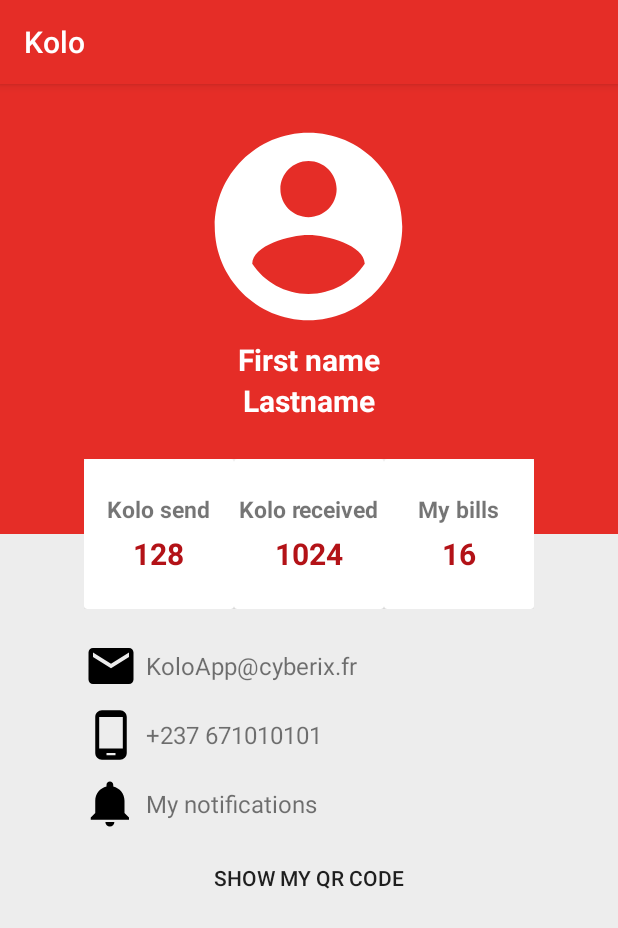
After one commit to HaroldMT/KoloAndroid, an Android app: the KoloUserProfilActivity screen opened directly, with no data from a screen before it, on a phone screen of 412 x 824 dp. The commit adds this screen. Shown: the top 928 px of the screen. Run offline under Robolectric (Android 15) with nearby library versions, the phone set to English and light mode, and no system bars.

Commit message:
Emmanuel -Profil layout -QR code generator -Drawer header modification

```diff
--- a/app/src/main/java/fr/cyberix/kolo/DashboardActivity.java
+++ b/app/src/main/java/fr/cyberix/kolo/DashboardActivity.java
@@ -17,7 +17,7 @@ import android.view.View;
 
 public class DashboardActivity extends AppCompatActivity implements View.OnClickListener {
 
-    private CardView cardKoloRetrieve, cardKoloTransfer, cardKoloPayement;
+    private CardView cardKoloRetrieve, cardKoloTransfer, cardKoloPayement, cardDashDrawer;
     private DrawerLayout drawerLayout;
     private ActionBarDrawerToggle toggle;
     @Override
@@ -29,11 +29,13 @@ public class DashboardActivity extends AppCompatActivity implements View.OnClick
         cardKoloRetrieve = findViewById(R.id.card_view_kolo_retrait);
         cardKoloTransfer = findViewById(R.id.card_view_kolo_tranfer);
         cardKoloPayement = findViewById(R.id.card_view_kolo_payement);
+        cardDashDrawer = findViewById(R.id.card_dash_drawheader);
 
         //Click listeners to cards
         cardKoloRetrieve.setOnClickListener(this);
         cardKoloPayement.setOnClickListener(this);
         cardKoloTransfer.setOnClickListener(this);
+        cardDashDrawer.setOnClickListener(this);
 
 
         //Drawer animation and toggle
@@ -112,9 +114,10 @@ public class DashboardActivity extends AppCompatActivity implements View.OnClick
             case R.id.card_view_kolo_tranfer : intent = new Intent(this, KoloTransferActivity.class);
                 startActivity(intent);
                 break;
-            /*case R.id.card_view_kolo_payement:
+            case R.id.card_dash_drawheader: intent = new Intent(this, KoloUserProfilActivity.class);
+                startActivity(intent);
                 break;
-            case R.id.card_view_kolo_retrait:
+            /*case R.id.card_view_kolo_retrait:
                 break;*/
             default: break;
         }
--- /dev/null
+++ b/app/src/main/java/fr/cyberix/kolo/KoloUserProfilActivity.java
@@ -0,0 +1,24 @@
+package fr.cyberix.kolo;
+
+import android.content.Intent;
+import android.os.Bundle;
+import android.support.v7.app.AppCompatActivity;
+import android.view.View;
+import android.widget.Button;
+
+public class KoloUserProfilActivity extends AppCompatActivity {
+
+    @Override
+    protected void onCreate(Bundle savedInstanceState) {
+        super.onCreate(savedInstanceState);
+        setContentView(R.layout.activity_kolo_user_profil);
+
+        Button button = findViewById(R.id.btn_usrprof_showqrcode);
+        button.setOnClickListener(new View.OnClickListener() {
+            @Override
+            public void onClick(View v) {
+                startActivity(new Intent(KoloUserProfilActivity.this, KoloUserQRCodeActivity.class));
+            }
+        });
+    }
+}
--- /dev/null
+++ b/app/src/main/java/fr/cyberix/kolo/KoloUserQRCodeActivity.java
@@ -0,0 +1,39 @@
+package fr.cyberix.kolo;
+
+import android.os.Bundle;
+import android.support.v7.app.AppCompatActivity;
+import android.view.View;
+import android.widget.Button;
+import android.widget.ImageView;
+
+import com.google.zxing.WriterException;
+
+import fr.cyberix.kolo.helpers.QrCodeHelper;
+
+import static fr.cyberix.kolo.helpers.ScannerHelper.generateQRCode_general;
+
+public class KoloUserQRCodeActivity extends AppCompatActivity {
+
+    @Override
+    protected void onCreate(Bundle savedInstanceState) {
+        super.onCreate(savedInstanceState);
+        setContentView(R.layout.activity_kolo_user_qrcode);
+
+        String qrcodedata = String.valueOf(new QrCodeHelper());
+        ImageView imageView = findViewById(R.id.img_usrprof_qrcode);
+
+        try {
+            generateQRCode_general(qrcodedata, imageView);
+        } catch (WriterException e) {
+            e.printStackTrace();
+        }
+
+        Button button = findViewById(R.id.btn_usrprof_qrcode_close);
+        button.setOnClickListener(new View.OnClickListener() {
+            @Override
+            public void onClick(View v) {
+                finish();
+            }
+        });
+    }
+}
--- /dev/null
+++ b/app/src/main/res/drawable/ic_account_circle_white_150dp.xml
@@ -0,0 +1,5 @@
+<vector android:height="150dp" android:tint="#FFFFFF"
+    android:viewportHeight="24.0" android:viewportWidth="24.0"
+    android:width="150dp" xmlns:android="http://schemas.android.com/apk/res/android">
+    <path android:fillColor="#FF000000" android:pathData="M12,2C6.48,2 2,6.48 2,12s4.48,10 10,10 10,-4.48 10,-10S17.52,2 12,2zM12,5c1.66,0 3,1.34 3,3s-1.34,3 -3,3 -3,-1.34 -3,-3 1.34,-3 3,-3zM12,19.2c-2.5,0 -4.71,-1.28 -6,-3.22 0.03,-1.99 4,-3.08 6,-3.08 1.99,0 5.97,1.09 6,3.08 -1.29,1.94 -3.5,3.22 -6,3.22z"/>
+</vector>
--- /dev/null
+++ b/app/src/main/res/drawable/ic_email_black_24dp.xml
@@ -0,0 +1,9 @@
+<vector xmlns:android="http://schemas.android.com/apk/res/android"
+        android:width="24dp"
+        android:height="24dp"
+        android:viewportWidth="24.0"
+        android:viewportHeight="24.0">
+    <path
+        android:fillColor="#FF000000"
+        android:pathData="M20,4L4,4c-1.1,0 -1.99,0.9 -1.99,2L2,18c0,1.1 0.9,2 2,2h16c1.1,0 2,-0.9 2,-2L22,6c0,-1.1 -0.9,-2 -2,-2zM20,8l-8,5 -8,-5L4,6l8,5 8,-5v2z"/>
+</vector>
--- /dev/null
+++ b/app/src/main/res/drawable/ic_phone_android_black_24dp.xml
@@ -0,0 +1,9 @@
+<vector xmlns:android="http://schemas.android.com/apk/res/android"
+        android:width="24dp"
+        android:height="24dp"
+        android:viewportWidth="24.0"
+        android:viewportHeight="24.0">
+    <path
+        android:fillColor="#FF000000"
+        android:pathData="M16,1L8,1C6.34,1 5,2.34 5,4v16c0,1.66 1.34,3 3,3h8c1.66,0 3,-1.34 3,-3L19,4c0,-1.66 -1.34,-3 -3,-3zM14,21h-4v-1h4v1zM17.25,18L6.75,18L6.75,4h10.5v14z"/>
+</vector>
--- /dev/null
+++ b/app/src/main/res/layout/activity_kolo_user_profil.xml
@@ -0,0 +1,249 @@
+<?xml version="1.0" encoding="utf-8"?>
+<ScrollView xmlns:android="http://schemas.android.com/apk/res/android"
+    xmlns:tools="http://schemas.android.com/tools"
+    android:layout_width="match_parent"
+    android:background="@color/lightgrayline"
+    android:layout_height="match_parent"
+    tools:context=".KoloUserProfilActivity">
+
+    <LinearLayout
+        android:orientation="vertical"
+        android:layout_width="match_parent"
+        android:layout_height="match_parent">
+
+        <RelativeLayout
+            android:layout_width="match_parent"
+            android:layout_height="350dp">
+
+            <LinearLayout
+                android:layout_width="match_parent"
+                android:layout_height="300dp"
+                android:orientation="vertical"
+                android:background="@color/colorPrimary">
+
+                <ImageView
+                    android:id="@+id/img_usrprof_profpic"
+                    android:layout_width="150dp"
+                    android:layout_height="150dp"
+                    android:layout_gravity="center_horizontal"
+                    android:layout_marginTop="20dp"
+                    android:src="@drawable/ic_account_circle_white_150dp" />
+
+                <TextView
+                    android:id="@+id/txt_usrprof_firstname"
+                    android:layout_gravity="center_horizontal"
+                    android:textStyle="bold"
+                    android:textSize="20sp"
+                    android:textColor="#fff"
+                    android:layout_width="wrap_content"
+                    android:layout_height="wrap_content"
+                    android:text="@string/firstname"/>
+
+                <TextView
+                    android:id="@+id/txt_usrprof_lastname"
+                    android:layout_gravity="center_horizontal"
+                    android:textStyle="bold"
+                    android:textSize="20sp"
+                    android:textColor="#fff"
+                    android:layout_width="wrap_content"
+                    android:layout_height="wrap_content"
+                    android:text="@string/lastname"/>
+
+            </LinearLayout>
+
+            <LinearLayout
+                android:layout_width="wrap_content"
+                android:layout_height="wrap_content"
+                android:background="@color/white"
+                android:layout_alignParentBottom="true"
+                android:layout_centerHorizontal="true">
+
+
+                <android.support.v7.widget.CardView
+                    android:layout_width="100dp"
+                    android:layout_height="100dp"
+                    android:background="#fff">
+
+                    <LinearLayout
+                        android:gravity="center"
+                        android:layout_width="match_parent"
+                        android:layout_height="match_parent"
+                        android:orientation="vertical">
+
+                        <TextView
+                            android:layout_width="wrap_content"
+                            android:layout_height="wrap_content"
+                            android:text="@string/kolo_send"
+                            android:textStyle="bold"
+                            android:textSize="15sp" />
+
+                        <TextView
+                            android:id="@+id/txt_usrprof_kolosend"
+                            android:layout_marginTop="5dp"
+                            android:layout_width="wrap_content"
+                            android:layout_height="wrap_content"
+                            android:text="128"
+                            android:textStyle="bold"
+                            android:textSize="20sp"
+                            android:textColor="@color/colorPrimaryDark"/>
+
+                    </LinearLayout>
+
+                </android.support.v7.widget.CardView>
+
+                <android.support.v7.widget.CardView
+                    android:layout_width="100dp"
+                    android:layout_height="100dp"
+                    android:background="#fff">
+
+                    <LinearLayout
+                        android:gravity="center"
+                        android:layout_width="match_parent"
+                        android:layout_height="match_parent"
+                        android:orientation="vertical">
+
+                        <TextView
+                            android:layout_width="wrap_content"
+                            android:layout_height="wrap_content"
+                            android:text="@string/kolo_recieved"
+                            android:textStyle="bold"
+                            android:textSize="15sp" />
+
+                        <TextView
+                            android:id="@+id/txt_usrprof_kolorecieved"
+                            android:layout_marginTop="5dp"
+                            android:layout_width="wrap_content"
+                            android:layout_height="wrap_content"
+                            android:text="1024"
+                            android:textStyle="bold"
+                            android:textSize="20sp"
+                            android:textColor="@color/colorPrimaryDark"/>
+
+                    </LinearLayout>
+
+                </android.support.v7.widget.CardView>
+
+                <android.support.v7.widget.CardView
+                    android:layout_width="100dp"
+                    android:layout_height="100dp"
+                    android:background="#fff">
+
+                    <LinearLayout
+                        android:gravity="center"
+                        android:layout_width="match_parent"
+                        android:layout_height="match_parent"
+                        android:orientation="vertical">
+
+                        <TextView
+                            android:layout_width="wrap_content"
+                            android:layout_height="wrap_content"
+                            android:text="@string/my_bills"
+                            android:textStyle="bold"
+                            android:textSize="15sp" />
+
+                        <TextView
+                            android:id="@+id/txt_usrprof_mybills"
+                            android:layout_marginTop="5dp"
+                            android:layout_width="wrap_content"
+                            android:layout_height="wrap_content"
+                            android:text="16"
+                            android:textStyle="bold"
+                            android:textSize="20sp"
+                            android:textColor="@color/colorPrimaryDark"/>
+
+                    </LinearLayout>
+
+                </android.support.v7.widget.CardView>
+
+            </LinearLayout>
+
+        </RelativeLayout>
+
+        <LinearLayout
+            android:layout_width="300dp"
+            android:layout_height="wrap_content"
+            android:orientation="vertical"
+            android:layout_gravity="center"
+            android:layout_marginTop="20dp">
+
+            <LinearLayout
+                android:layout_width="match_parent"
+                android:layout_height="wrap_content"
+                android:orientation="horizontal">
+
+                <ImageView
+                    android:layout_width="36dp"
+                    android:layout_height="36dp"
+                    android:src="@drawable/ic_email_black_24dp"/>
+
+                <TextView
+                    android:id="@+id/txt_usrprof_email"
+                    android:paddingLeft="5dp"
+                    android:layout_gravity="center_vertical"
+                    android:layout_width="wrap_content"
+                    android:layout_height="wrap_content"
+                    android:text="@string/sampleemail"
+                    android:textSize="16sp"/>
+
+            </LinearLayout>
+
+
+            <LinearLayout
+                android:paddingTop="10dp"
+                android:layout_width="match_parent"
+                android:layout_height="wrap_content"
+                android:orientation="horizontal">
+
+                <ImageView
+                    android:layout_width="36dp"
+                    android:layout_height="36dp"
+                    android:src="@drawable/ic_phone_android_black_24dp"/>
+
+                <TextView
+                    android:id="@+id/txt_usrprof_phone"
+                    android:paddingLeft="5dp"
+                    android:layout_gravity="center_vertical"
+                    android:layout_width="wrap_content"
+                    android:layout_height="wrap_content"
+                    android:text="@string/samplephone"
+                    android:textSize="16sp"/>
+
+            </LinearLayout>
+
+            <LinearLayout
+                android:paddingTop="10dp"
+                android:layout_width="match_parent"
+                android:layout_height="wrap_content"
+                android:orientation="horizontal">
+
+                <ImageView
+                    android:layout_width="36dp"
+                    android:layout_height="36dp"
+                    android:src="@drawable/ic_notifications_black_24dp"/>
+
+                <TextView
+                    android:id="@+id/txt_usrprof_notif"
+                    android:paddingLeft="5dp"
+                    android:layout_gravity="center_vertical"
+                    android:layout_width="wrap_content"
+                    android:layout_height="wrap_content"
+                    android:text="@string/mynotif"
+                    android:textSize="16sp"/>
+
+            </LinearLayout>
+
+
+        </LinearLayout>
+
+        <Button
+            style="@style/Widget.AppCompat.Button.Borderless"
+            android:layout_marginTop="10dp"
+            android:layout_gravity="center_horizontal"
+            android:id="@+id/btn_usrprof_showqrcode"
+            android:layout_width="162dp"
+            android:layout_height="42dp"
+            android:text="@string/showmyqrcode" />
+
+    </LinearLayout>
+
+</ScrollView>
--- /dev/null
+++ b/app/src/main/res/layout/activity_kolo_user_qrcode.xml
@@ -0,0 +1,37 @@
+<?xml version="1.0" encoding="utf-8"?>
+<RelativeLayout xmlns:android="http://schemas.android.com/apk/res/android"
+    xmlns:tools="http://schemas.android.com/tools"
+    android:layout_width="match_parent"
+    android:layout_height="match_parent"
+    android:background="@color/lightgrayline"
+    tools:context=".KoloUserQRCodeActivity">
+
+    <RelativeLayout
+        android:layout_width="match_parent"
+        android:layout_height="260dp"
+        android:background="@color/colorPrimary"></RelativeLayout>
+
+    <LinearLayout
+        android:layout_width="wrap_content"
+        android:layout_height="wrap_content"
+        android:gravity="center"
+        android:layout_centerInParent="true"
+        android:orientation="vertical">
+
+
+        <ImageView
+            android:id="@+id/img_usrprof_qrcode"
+            android:layout_width="300dp"
+            android:layout_height="300dp"
+            android:src="@mipmap/qr_code_sample" />
+
+        <Button
+            android:id="@+id/btn_usrprof_qrcode_close"
+            android:layout_width="125dp"
+            android:layout_height="wrap_content"
+            android:layout_marginTop="40dp"
+            android:text="@string/close" />
+
+    </LinearLayout>
+
+</RelativeLayout>
--- a/app/src/main/res/layout/drawer_header.xml
+++ b/app/src/main/res/layout/drawer_header.xml
@@ -6,6 +6,7 @@
     android:layout_height="160dp">
 
     <android.support.v7.widget.CardView
+        android:id="@+id/card_dash_drawheader"
         android:layout_width="match_parent"
         android:layout_height="match_parent">
 
@@ -17,26 +18,29 @@
             android:layout_height="match_parent">
 
             <ImageView
+                android:id="@+id/img_dash_profpic"
                 android:layout_gravity="center"
                 android:src="@mipmap/ic_launcher_round"
                 android:layout_width="80dp"
                 android:layout_height="80dp" />
 
             <TextView
+                android:id="@+id/txt_dash_draw_username"
                 android:layout_gravity="center"
                 android:layout_width="wrap_content"
                 android:layout_height="wrap_content"
-                android:text="Username"
+                android:text="@string/username"
                 android:textStyle="bold"
                 android:textSize="16sp"
                 android:textColor="@color/white"
                 android:layout_marginTop="4dp"/>
 
             <TextView
+                android:id="@+id/txt_dash_draw_phone"
                 android:layout_gravity="center"
                 android:layout_width="wrap_content"
                 android:layout_height="wrap_content"
-                android:text="Phone number"
+                android:text="@string/phonenum"
                 android:textStyle="bold"
                 android:textSize="16sp"
                 android:textColor="@color/white"
--- a/app/src/main/res/values-v21/strings.xml
+++ b/app/src/main/res/values-v21/strings.xml
@@ -1,8 +1,8 @@
 <?xml version="1.0" encoding="utf-8"?>
 <resources>
     <string name="welcome">welcome</string>
-    <string name="lastname">lastname</string>
-    <string name="firstname">firstname</string>
+    <string name="lastname">Lastname</string>
+    <string name="firstname">First name</string>
     <string name="phone">Phone</string>
     <string name="password">password</string>
     <string name="email">Email</string>
@@ -45,4 +45,13 @@
     <string name="sampleamount">8192</string>
     <string name="oldbalance">Old balance</string>
     <string name="newbalance">New balance</string>
+    <string name="kolo_send">Kolo send</string>
+    <string name="kolo_recieved">Kolo received</string>
+    <string name="my_bills">My bills</string>
+    <string name="sampleemail">KoloApp@cyberix.fr</string>
+    <string name="samplephone">+237 671010101</string>
+    <string name="mynotif">My notifications</string>
+    <string name="showmyqrcode">Show my QR Code</string>
+    <string name="username">Username</string>
+    <string name="phonenum">Phone number</string>
 </resources>
--- a/app/src/main/res/values/strings.xml
+++ b/app/src/main/res/values/strings.xml
@@ -13,8 +13,8 @@
     <string name="dummy_content">DUMMY\nCONTENT</string>
     <string name="welcome">welcome</string>
     <string name="logo">logo</string>
-    <string name="lastname">lastname</string>
-    <string name="firstname">firstname</string>
+    <string name="lastname">Lastname</string>
+    <string name="firstname">First name</string>
     <string name="phone">Phone</string>
     <string name="password">password</string>
     <string name="email">Email</string>
@@ -153,6 +153,15 @@
     <string name="sampleamount">8192</string>
     <string name="oldbalance">Old balance</string>
     <string name="newbalance">New balance</string>
+    <string name="kolo_send">Kolo send</string>
+    <string name="kolo_recieved">Kolo received</string>
+    <string name="my_bills">My bills</string>
+    <string name="sampleemail">KoloApp@cyberix.fr</string>
+    <string name="samplephone">+237 671010101</string>
+    <string name="mynotif">My notifications</string>
+    <string name="showmyqrcode">Show my QR Code</string>
+    <string name="username">Username</string>
+    <string name="phonenum">Phone number</string>
 
 
 </resources>
```
Also changed, not shown: app/src/main/AndroidManifest.xml (+11 -10 lines), app/src/main/res/mipmap-anydpi-v26/qr_code_sample.jpg (added), 1 other file.
